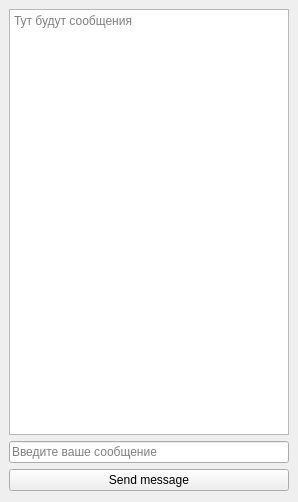
The window that chat/main_window.ui (Timurbl/skillbox_chat) describes before a commit, drawn with Qt 5.
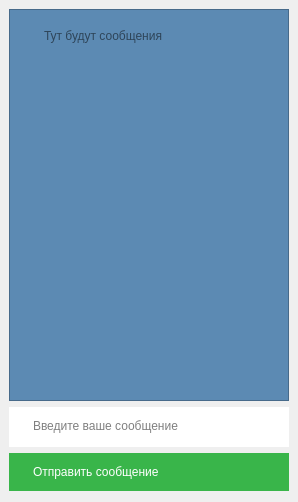
The same window after the commit.

Commit message: pyside2, new qt design, css

Diff of the .ui file:
```diff
--- a/chat/main_window.ui
+++ b/chat/main_window.ui
@@ -32,6 +32,19 @@
    <layout class="QVBoxLayout" name="verticalLayout">
     <item>
      <widget class="QTextEdit" name="chat_text">
+      <property name="styleSheet">
+       <string notr="true">QTextEdit {
+  display: grid;
+  align-content: end;
+  align-items: end;
+  justify-content: end;
+  flex-grow: 1;
+  padding: 15px 20px 24px 30px;
+  overflow: auto;
+
+  background-color: #5c8ab3;
+}</string>
+      </property>
       <property name="readOnly">
        <bool>true</bool>
       </property>
@@ -42,15 +55,68 @@
     </item>
     <item>
      <widget class="QLineEdit" name="message_area">
+      <property name="styleSheet">
+       <string notr="true">QLineEdit {
+
+  box-sizing: border-box;
+  padding: 9px 20px 11px;
+
+  border: 2px solid #ffffff;
+  background-color: #ffffff;
+}
+
+QLineEdit::placeholder {
+  color: #ccc;
+}
+
+QLineEdit:hover {
+  border-color: #56cf4c;
+  outline: none;
+}
+
+QLineEdit:focus {
+  border-color: #9edcff;
+  outline: none;
+}</string>
+      </property>
       <property name="placeholderText">
        <string>Введите ваше сообщение</string>
       </property>
      </widget>
     </item>
     <item>
-     <widget class="QPushButton" name="send_message">
+     <widget class="QLineEdit" name="send_message_button">
+      <property name="styleSheet">
+       <string notr="true">QLineEdit {
+
+  border-radius: 50px;
+  background-color: #39b54a;
+  padding: 9px 20px;
+
+  color: #ffffff;
+
+  background-color: #39b54a;
+  box-shadow: 0 4px 4px rgba(0, 0, 0, 0.15);
+  border: 2px solid transparent;
+
+  user-select: none;
+  outline: none;
+  touch-action: manipulation;
+  cursor: pointer; 
+}
+
+QLineEdit:hover {
+  background-color: #56cf4c;
+  box-shadow: 0 8px 4px rgba(0, 0, 0, 0.15);
+}
+
+QLineEdit:focus {
+  border-color: 2px solid #9edcff;
+}
+</string>
+      </property>
       <property name="text">
-       <string>Send message</string>
+       <string>Отправить сообщение</string>
       </property>
      </widget>
     </item>
```
The commit also changes 2 other files.
